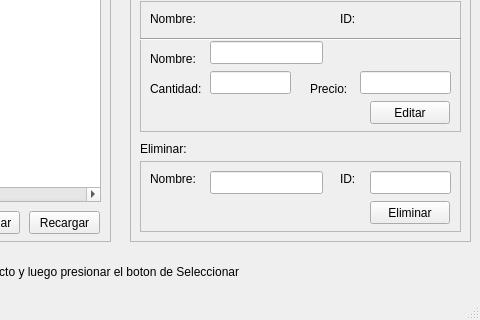
Above: interfaz_grafica.ui from JorgeArguello1999/Gestor_Productos before the change; both pictures show x 320 to 800 and y 259 to 579 of the 800 by 579 pixel window. Below: the same form after it.
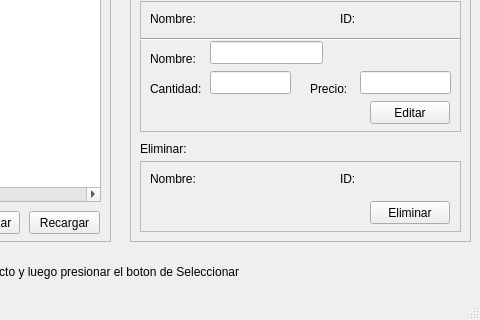
That is the form after the change.

Commit message: Terminamos la parte con Python tanto GUI como CLI, ahora falta la WEB y el servidor, procurar no tocar esta parte

Diff of the .ui file:
```diff
--- a/interfaz_grafica.ui
+++ b/interfaz_grafica.ui
@@ -630,16 +630,6 @@
        <string>Nombre:</string>
       </property>
      </widget>
-     <widget class="QLineEdit" name="nombre_eliminar">
-      <property name="geometry">
-       <rect>
-        <x>70</x>
-        <y>10</y>
-        <width>113</width>
-        <height>23</height>
-       </rect>
-      </property>
-     </widget>
      <widget class="QLabel" name="label_22">
       <property name="geometry">
        <rect>
@@ -653,16 +643,6 @@
        <string>ID:</string>
       </property>
      </widget>
-     <widget class="QLineEdit" name="id_eliminar">
-      <property name="geometry">
-       <rect>
-        <x>230</x>
-        <y>10</y>
-        <width>81</width>
-        <height>23</height>
-       </rect>
-      </property>
-     </widget>
      <widget class="QPushButton" name="boton_eliminar">
       <property name="geometry">
        <rect>
@@ -689,6 +669,32 @@
        <string/>
       </property>
      </widget>
+     <widget class="QLabel" name="nombre_eliminar">
+      <property name="geometry">
+       <rect>
+        <x>70</x>
+        <y>10</y>
+        <width>121</width>
+        <height>16</height>
+       </rect>
+      </property>
+      <property name="text">
+       <string/>
+      </property>
+     </widget>
+     <widget class="QLabel" name="id_eliminar">
+      <property name="geometry">
+       <rect>
+        <x>230</x>
+        <y>10</y>
+        <width>81</width>
+        <height>16</height>
+       </rect>
+      </property>
+      <property name="text">
+       <string/>
+      </property>
+     </widget>
     </widget>
    </widget>
    <widget class="QLabel" name="label_5">
```
The commit also changes 1 other file.
